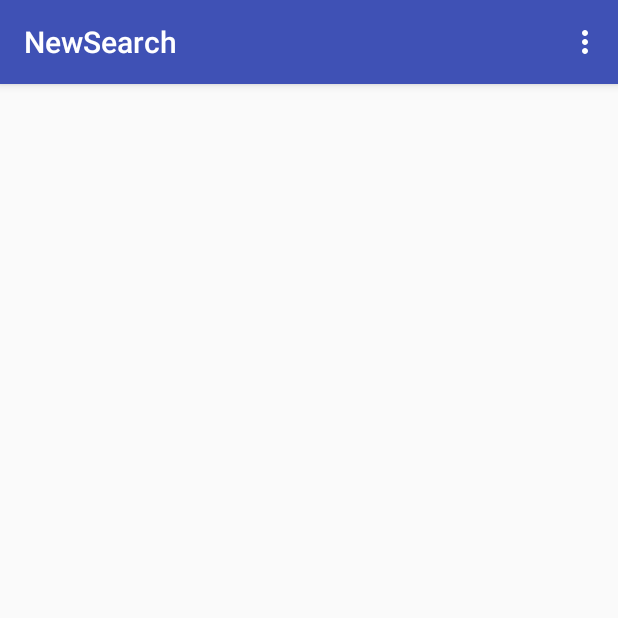
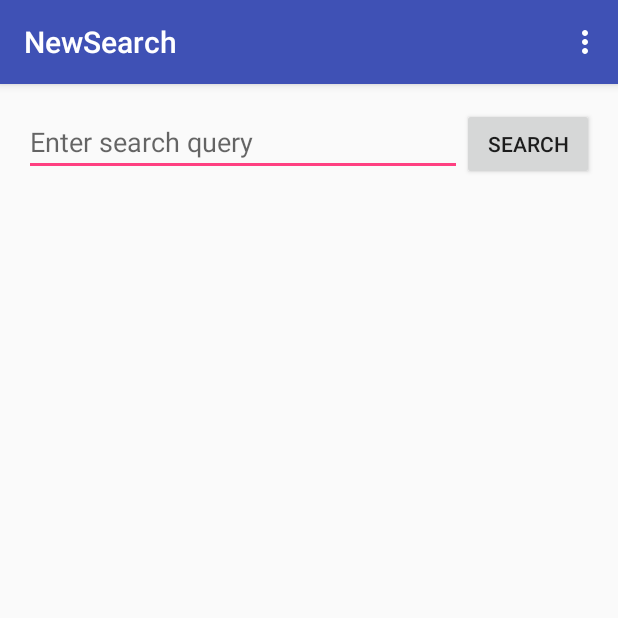
Before and after one commit to vimalathithanr/NewsSearch, an Android app: the screen it shows after launch (MainActivity before the commit, SearchActivity after it), on a phone screen of 412 x 824 dp, the top half of it. Run offline under Robolectric (Android 15) with nearby library versions, the phone set to English and light mode, and no system bars; our stand-ins replace ButterKnife, Picasso; libraries missing offline, so code that uses them is left out: com.loopj.android, cz.msebera.android; pictures from the network do not load.

Commit message:
Added all the basic requirement

```diff
--- a/app/build.gradle
+++ b/app/build.gradle
@@ -24,4 +24,7 @@ dependencies {
     testCompile 'junit:junit:4.12'
     compile 'com.android.support:appcompat-v7:23.1.1'
     compile 'com.android.support:design:23.1.1'
+    compile 'com.jakewharton:butterknife:7.0.1'
+    compile 'com.loopj.android:android-async-http:1.4.9'
+    compile 'com.squareup.picasso:picasso:2.5.2'
 }
--- a/app/src/main/java/com/example/vraja03/newsearch/MainActivity.java
+++ /dev/null
@@ -1,52 +0,0 @@
-package com.example.vraja03.newsearch;
-
-import android.os.Bundle;
-import android.support.design.widget.FloatingActionButton;
-import android.support.design.widget.Snackbar;
-import android.support.v7.app.AppCompatActivity;
-import android.support.v7.widget.Toolbar;
-import android.view.View;
-import android.view.Menu;
-import android.view.MenuItem;
-
-public class MainActivity extends AppCompatActivity {
-
-    @Override
-    protected void onCreate(Bundle savedInstanceState) {
-        super.onCreate(savedInstanceState);
-        setContentView(R.layout.activity_main);
-        Toolbar toolbar = (Toolbar) findViewById(R.id.toolbar);
-        setSupportActionBar(toolbar);
-
-        FloatingActionButton fab = (FloatingActionButton) findViewById(R.id.fab);
-        fab.setOnClickListener(new View.OnClickListener() {
-            @Override
-            public void onClick(View view) {
-                Snackbar.make(view, "Replace with your own action", Snackbar.LENGTH_LONG)
-                        .setAction("Action", null).show();
-            }
-        });
-    }
-
-    @Override
-    public boolean onCreateOptionsMenu(Menu menu) {
-        // Inflate the menu; this adds items to the action bar if it is present.
-        getMenuInflater().inflate(R.menu.menu_main, menu);
-        return true;
-    }
-
-    @Override
-    public boolean onOptionsItemSelected(MenuItem item) {
-        // Handle action bar item clicks here. The action bar will
-        // automatically handle clicks on the Home/Up button, so long
-        // as you specify a parent activity in AndroidManifest.xml.
-        int id = item.getItemId();
-
-        //noinspection SimplifiableIfStatement
-        if (id == R.id.action_settings) {
-            return true;
-        }
-
-        return super.onOptionsItemSelected(item);
-    }
-}
--- /dev/null
+++ b/app/src/main/java/com/example/vraja03/newsearch/activities/SearchActivity.java
@@ -0,0 +1,113 @@
+package com.example.vraja03.newsearch.activities;
+
+import android.content.Intent;
+import android.os.Bundle;
+import android.support.v7.app.AppCompatActivity;
+import android.support.v7.widget.Toolbar;
+import android.view.View;
+import android.view.Menu;
+import android.view.MenuItem;
+import android.widget.AdapterView;
+import android.widget.Button;
+import android.widget.EditText;
+import android.widget.GridView;
+
+import com.example.vraja03.newsearch.Article;
+import com.example.vraja03.newsearch.ArticleArrayAdapter;
+import com.example.vraja03.newsearch.R;
+import com.loopj.android.http.AsyncHttpClient;
+import com.loopj.android.http.JsonHttpResponseHandler;
+import com.loopj.android.http.RequestParams;
+
+import org.json.JSONArray;
+import org.json.JSONException;
+import org.json.JSONObject;
+
+import java.util.ArrayList;
+
+import butterknife.Bind;
+import cz.msebera.android.httpclient.Header;
+
+public class SearchActivity extends AppCompatActivity {
+    EditText etQuery;
+    Button btnSearch;
+    GridView gvResults;
+
+    ArrayList<Article> articles;
+    ArticleArrayAdapter adapter;
+
+    @Override
+    protected void onCreate(Bundle savedInstanceState) {
+        super.onCreate(savedInstanceState);
+        setContentView(R.layout.activity_search);
+        Toolbar toolbar = (Toolbar) findViewById(R.id.toolbar);
+        setSupportActionBar(toolbar);
+        setupViews();
+    }
+
+    public void setupViews(){
+        etQuery = (EditText) findViewById(R.id.etQuery);
+        gvResults = (GridView) findViewById(R.id.gvResults);
+        btnSearch = (Button) findViewById(R.id.btnSearch);
+        articles = new ArrayList<>();
+        adapter = new ArticleArrayAdapter(this, articles);
+        gvResults.setAdapter(adapter);
+
+        gvResults.setOnItemClickListener(new AdapterView.OnItemClickListener(){
+            @Override
+            public void onItemClick(AdapterView<?> parent, View view, int position, long id) {
+                Intent in = new Intent(getApplicationContext(), ArticleActivity.class);
+                Article article = articles.get(position);
+                in.putExtra("url", article.getWebUrl());
+                startActivity(in);
+            }
+        });
+    }
+
+    @Override
+    public boolean onCreateOptionsMenu(Menu menu) {
+        // Inflate the menu; this adds items to the action bar if it is present.
+        getMenuInflater().inflate(R.menu.menu_main, menu);
+        return true;
+    }
+
+    @Override
+    public boolean onOptionsItemSelected(MenuItem item) {
+        // Handle action bar item clicks here. The action bar will
+        // automatically handle clicks on the Home/Up button, so long
+        // as you specify a parent activity in AndroidManifest.xml.
+        int id = item.getItemId();
+
+        //noinspection SimplifiableIfStatement
+        if (id == R.id.action_settings) {
+            return true;
+        }
+
+        return super.onOptionsItemSelected(item);
+    }
+
+    public void onArticleSearch(View view) {
+        String query = etQuery.getText().toString();
+        AsyncHttpClient client = new AsyncHttpClient();
+        String url = "http://api.nytimes.com/svc/search/v2/articlesearch.json";
+        RequestParams params = new RequestParams();
+        params.put("api-key", "5c80b636d25bb07696584d982687673a:5:74377365");
+        params.put("page", 0);
+        params.put("q", query);
+
+        client.get(url, params, new JsonHttpResponseHandler() {
+            @Override
+            public void onSuccess(int statusCode, Header[] headers, JSONObject response) {
+                JSONArray articleJsonResults = null;
+                try {
+                    articleJsonResults = response.getJSONObject("response").getJSONArray("docs");
+                    articles.addAll(Article.fromJsonArray(articleJsonResults));
+                    adapter.notifyDataSetChanged();
+                } catch (JSONException e){
+                    e.printStackTrace();
+                }
+            }
+        });
+
+    }
+}
--- a/app/src/main/res/layout/activity_main.xml
+++ b/app/src/main/res/layout/activity_search.xml
@@ -5,7 +5,7 @@
     android:layout_width="match_parent"
     android:layout_height="match_parent"
     android:fitsSystemWindows="true"
-    tools:context="com.example.vraja03.newsearch.MainActivity">
+    tools:context=".activities.SearchActivity">
 
     <android.support.design.widget.AppBarLayout
         android:layout_width="match_parent"
@@ -21,6 +21,6 @@
 
     </android.support.design.widget.AppBarLayout>
 
-    <include layout="@layout/content_main" />
+    <include layout="@layout/content_search" />
 
 </android.support.design.widget.CoordinatorLayout>
--- a/app/src/main/res/layout/content_main.xml
+++ b/app/src/main/res/layout/content_article.xml
@@ -9,7 +9,11 @@
     android:paddingRight="@dimen/activity_horizontal_margin"
     android:paddingTop="@dimen/activity_vertical_margin"
     app:layout_behavior="@string/appbar_scrolling_view_behavior"
-    tools:context="com.example.vraja03.newsearch.MainActivity"
-    tools:showIn="@layout/activity_main">
+    tools:context="com.example.vraja03.newsearch.activities.ArticleActivity"
+    tools:showIn="@layout/activity_article">
 
+    <WebView
+        android:id="@+id/wvArticle"
+        android:layout_width="match_parent"
+        android:layout_height="match_parent"></WebView>
 </RelativeLayout>
--- /dev/null
+++ b/app/src/main/res/layout/content_search.xml
@@ -0,0 +1,43 @@
+<?xml version="1.0" encoding="utf-8"?>
+<RelativeLayout xmlns:android="http://schemas.android.com/apk/res/android"
+    xmlns:app="http://schemas.android.com/apk/res-auto"
+    xmlns:tools="http://schemas.android.com/tools"
+    android:layout_width="match_parent"
+    android:layout_height="match_parent"
+    android:paddingBottom="@dimen/activity_vertical_margin"
+    android:paddingLeft="@dimen/activity_horizontal_margin"
+    android:paddingRight="@dimen/activity_horizontal_margin"
+    android:paddingTop="@dimen/activity_vertical_margin"
+    app:layout_behavior="@string/appbar_scrolling_view_behavior"
+    tools:context=".activities.SearchActivity"
+    tools:showIn="@layout/activity_search">
+
+    <EditText
+        android:layout_width="wrap_content"
+        android:layout_height="wrap_content"
+        android:id="@+id/etQuery"
+        android:layout_alignParentTop="true"
+        android:layout_alignParentLeft="true"
+        android:layout_alignParentStart="true"
+        android:layout_toLeftOf="@+id/btnSearch"
+        android:layout_toStartOf="@+id/btnSearch"
+        android:hint="@string/hint" />
+
+    <Button
+        android:layout_width="wrap_content"
+        android:layout_height="wrap_content"
+        android:text="@string/search"
+        android:id="@+id/btnSearch"
+        android:layout_alignParentTop="true"
+        android:layout_alignParentRight="true"
+        android:layout_alignParentEnd="true"
+        android:onClick="onArticleSearch"/>
+
+    <GridView
+        android:layout_width="wrap_content"
+        android:layout_height="wrap_content"
+        android:numColumns="4"
+        android:id="@+id/gvResults"
+        android:layout_below="@+id/btnSearch"
+        android:layout_centerHorizontal="true" />
+</RelativeLayout>
--- a/app/src/main/res/menu/menu_main.xml
+++ b/app/src/main/res/menu/menu_main.xml
@@ -1,7 +1,7 @@
 <menu xmlns:android="http://schemas.android.com/apk/res/android"
     xmlns:app="http://schemas.android.com/apk/res-auto"
     xmlns:tools="http://schemas.android.com/tools"
-    tools:context="com.example.vraja03.newsearch.MainActivity">
+    tools:context=".activities.SearchActivity">
     <item
         android:id="@+id/action_settings"
         android:orderInCategory="100"
--- a/app/src/main/res/values/strings.xml
+++ b/app/src/main/res/values/strings.xml
@@ -1,4 +1,7 @@
 <resources>
     <string name="app_name">NewSearch</string>
     <string name="action_settings">Settings</string>
+    <string name="hint">Enter search query</string>
+    <string name="search">Search</string>
+    <string name="title_activity_article">ArticleActivity</string>
 </resources>
```
Also changed, not shown: app/src/main/AndroidManifest.xml (+7 -1 lines), app/src/main/java/com/example/vraja03/newsearch/Article.java (added, +68 -0 lines), app/src/main/java/com/example/vraja03/newsearch/ArticleArrayAdapter.java (added, +50 -0 lines), app/src/main/java/com/example/vraja03/newsearch/activities/ArticleActivity.java (added, +40 -0 lines), app/src/main/res/layout/activity_article.xml (added, +34 -0 lines), app/src/main/res/layout/item_article_result.xml (added, +20 -0 lines).
